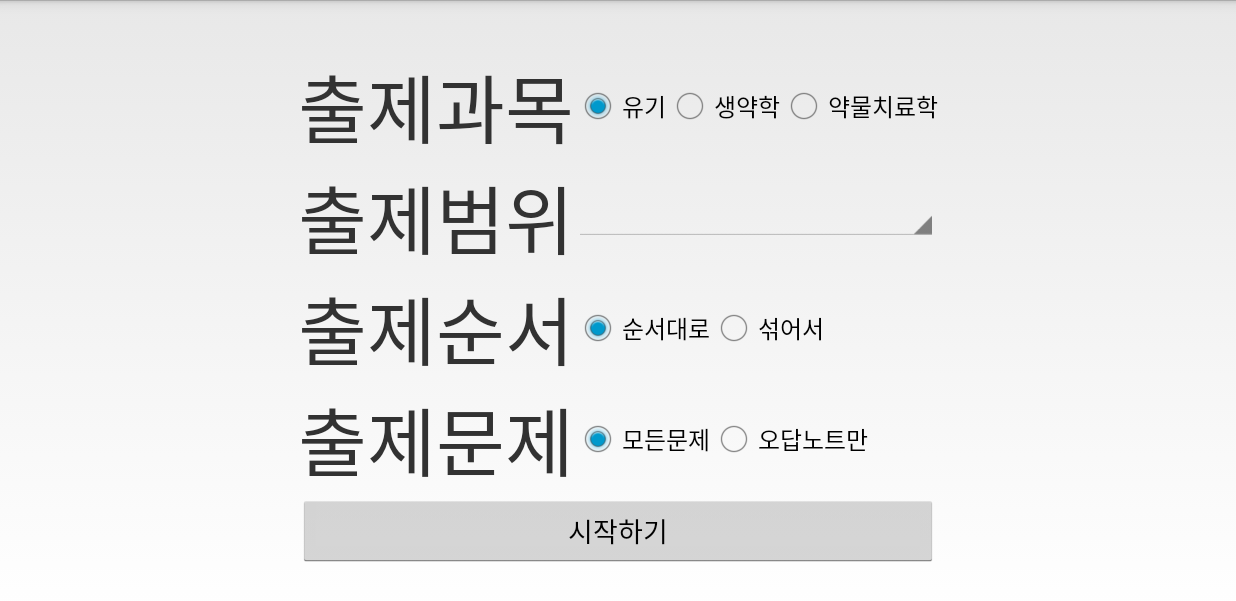
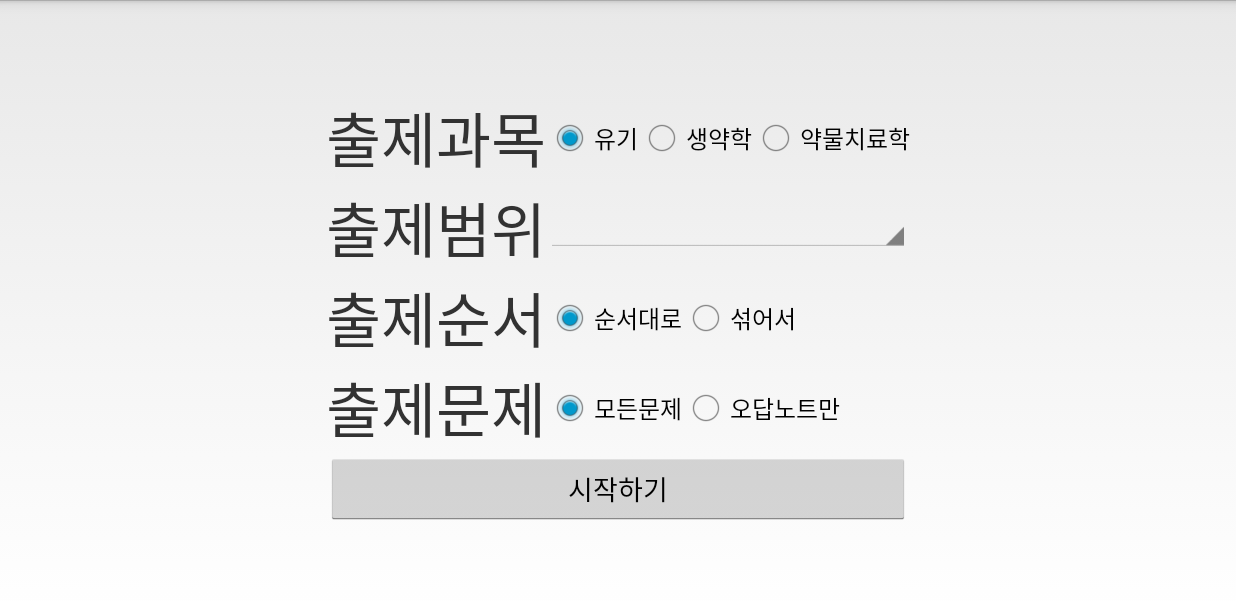
Before and after one commit to realwakka/pharmacist, an Android app: the screen it shows after launch (OptionActivity), after a tap on "시작하기", on a phone screen of 824 x 412 dp (held sideways). Shown: the top 601 px of the screen. Run offline under Robolectric (Android 15) with nearby library versions, the phone set to English and light mode, and no system bars.

Commit message:
1412051643

```diff
--- a/app/src/main/java/com/realwakka/organicpractice/data/ProblemInfoProvider.java
+++ b/app/src/main/java/com/realwakka/organicpractice/data/ProblemInfoProvider.java
@@ -49,27 +49,27 @@ public class ProblemInfoProvider {
             else if(eventType == XmlResourceParser.START_TAG)
             {
                 if(xpp.getName().equals("group")){
-                    Log.d("ProblemInfoProvider",xpp.getName()+"start");
                     String name = xpp.getAttributeValue(null,"name");
+
                     int count = xpp.getAttributeIntValue(null,"count",0);
                     group = new ProblemGroup(name,new ArrayList<ProblemSmallGroup>(),count);
 
+                }else if(xpp.getName().equals("small")){
+
+                    String name = xpp.getAttributeValue(null,"name");
+
+                    int start = xpp.getAttributeIntValue(null,"start",0);
+
+
+                    int end = xpp.getAttributeIntValue(null,"end",0);
+                    ProblemSmallGroup small = new ProblemSmallGroup(name,start,end);
+                    group.getSmallGroups().add(small);
                 }
             }
             else if(eventType == XmlResourceParser.END_TAG)
             {
                 if(xpp.getName().equals("group")){
                     problemGroups.add(group);
-                }else if(xpp.getName().equals("small")){
-
-                    String name = xpp.getAttributeValue(null,"name");
-                    int start = xpp.getAttributeIntValue(null,"start",0);
-                    int end = xpp.getAttributeIntValue(null,"end",0);
-                    ProblemSmallGroup small = new ProblemSmallGroup(name,start,end);
-                    if(group==null){
-                        Log.d("ProblemInfoProvider","group null");
-                    }
-                    group.getSmallGroups().add(small);
                 }
             }
             else if(eventType == XmlResourceParser.TEXT)
--- a/app/src/main/res/layout/activity_option.xml
+++ b/app/src/main/res/layout/activity_option.xml
@@ -18,7 +18,7 @@
             android:layout_width="wrap_content"
             android:layout_height="wrap_content"
             android:text="출제과목"
-            android:textSize="50dp"/>
+            android:textSize="40dp"/>
             <RadioGroup
                 android:id="@+id/option_group"
                 android:layout_width="wrap_content"
@@ -51,7 +51,7 @@
                 android:layout_width="wrap_content"
                 android:layout_height="wrap_content"
                 android:text="출제범위"
-                android:textSize="50dp"/>
+                android:textSize="40dp"/>
 
             <Spinner
                 android:id="@+id/option_small"
@@ -65,7 +65,7 @@
             android:layout_width="wrap_content"
             android:layout_height="wrap_content"
             android:text="출제순서"
-            android:textSize="50dp"/>
+            android:textSize="40dp"/>
             <RadioGroup
                 android:id="@+id/option_order"
                 android:layout_width="wrap_content"
@@ -92,7 +92,7 @@
                 android:layout_width="wrap_content"
                 android:layout_height="wrap_content"
                 android:text="출제문제"
-                android:textSize="50dp"/>
+                android:textSize="40dp"/>
             <RadioGroup
                 android:id="@+id/option_problem"
                 android:layout_width="wrap_content"
```
Also changed, not shown: app/src/main/java/com/realwakka/organicpractice/OptionActivity.java (+26 -9 lines), 7 other files.
